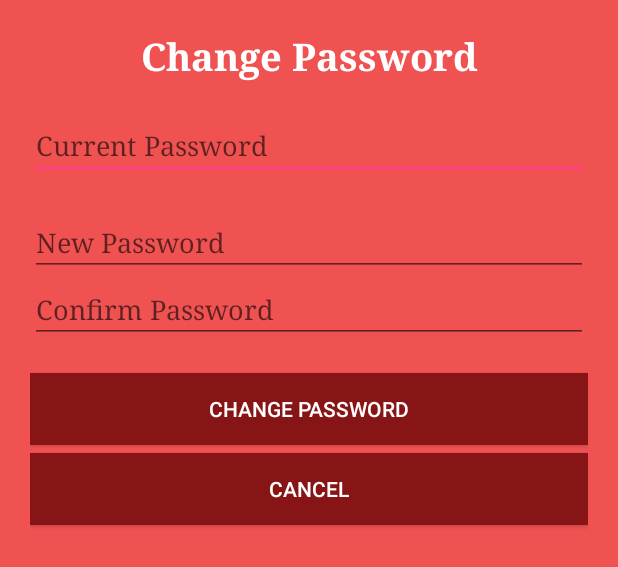
After one commit to danhnguyenviet/LightPumpController, an Android app: the layout activity_change_password.xml on its own in the app's theme, with its tools: preview values and no code run, on a phone screen of 412 x 824 dp. The commit adds this screen. Shown: the top 567 px of the screen. Run offline under Robolectric (Android 15) with nearby library versions, the phone set to English and light mode, and no system bars.

```diff
--- /dev/null
+++ b/IoT/app/src/main/java/com/danh/iot/ChangePasswordActivity.java
@@ -0,0 +1,15 @@
+package com.danh.iot;
+
+import android.os.Bundle;
+import android.support.v7.app.AppCompatActivity;
+
+/**
+ * Created by NPhat on 10/3/2016.
+ */
+public class ChangePasswordActivity extends AppCompatActivity {
+    @Override
+    protected void onCreate(Bundle savedInstanceState) {
+        super.onCreate(savedInstanceState);
+
+    }
+}
--- a/IoT/app/src/main/java/com/danh/iot/MainActivity.java
+++ b/IoT/app/src/main/java/com/danh/iot/MainActivity.java
@@ -4,6 +4,8 @@ import android.content.Intent;
 import android.net.ConnectivityManager;
 import android.support.v7.app.AppCompatActivity;
 import android.os.Bundle;
+import android.view.Menu;
+import android.view.MenuItem;
 import android.view.View;
 import android.widget.TextView;
 import android.widget.Toast;
@@ -58,6 +60,35 @@ public class MainActivity extends AppCompatActivity {
         startActivity(intent);
     }
 
+
+    /**
+     * Create menu on action bar
+     * @param menu
+     * @return
+     */
+    @Override
+    public boolean onCreateOptionsMenu(Menu menu) {
+        getMenuInflater().inflate(R.menu.menu_action_bar,menu);
+        return super.onCreateOptionsMenu(menu);
+    }
+
+
+    /**
+     * Do event when select item on Menu Action Bar
+     * @param item
+     * @return
+     */
+    @Override
+    public boolean onOptionsItemSelected(MenuItem item) {
+        switch (item.getItemId()){
+            case R.menu.menu_action_bar:
+            {
+
+            }
+        }
+        return super.onOptionsItemSelected(item);
+    }
+
     /**
      * Check internet connection
      * @return true if internet was connected, false if internet was not connected
--- /dev/null
+++ b/IoT/app/src/main/res/layout/activity_change_password.xml
@@ -0,0 +1,82 @@
+<?xml version="1.0" encoding="utf-8"?>
+<LinearLayout xmlns:android="http://schemas.android.com/apk/res/android"
+    android:layout_width="match_parent"
+    android:layout_height="match_parent"
+    android:orientation="vertical"
+    android:padding="20dp"
+    android:background="#f05252">
+
+
+    <TextView
+        android:layout_width="match_parent"
+        android:layout_height="wrap_content"
+        android:textAppearance="?android:attr/textAppearanceMedium"
+        android:text="Change Password"
+        android:id="@+id/textView14"
+        android:gravity="center"
+        android:textColor="#ffffff"
+        android:textSize="25dp"
+        android:textStyle="bold"
+        android:typeface="serif" />
+
+    <EditText
+        android:layout_width="match_parent"
+        android:layout_height="wrap_content"
+        android:inputType="textPassword"
+        android:ems="15"
+        android:id="@+id/ed_change_password_old"
+        android:layout_gravity="center_horizontal"
+        android:textColor="#ffffff"
+        android:hint="Current Password"
+        android:typeface="serif"
+        android:layout_marginTop="20dp" />
+
+    <EditText
+        android:layout_width="match_parent"
+        android:layout_height="wrap_content"
+        android:inputType="textPassword"
+        android:ems="15"
+        android:id="@+id/ed_change_password_new"
+        android:layout_gravity="center_horizontal"
+        android:textColor="#ffffff"
+        android:hint="New Password"
+        android:typeface="serif"
+        android:layout_marginTop="20dp" />
+
+    <EditText
+        android:layout_width="match_parent"
+        android:layout_height="wrap_content"
+        android:inputType="textPassword"
+        android:ems="15"
+        android:id="@+id/ed_change_password_renew"
+        android:layout_gravity="center_horizontal"
+        android:textColor="#ffffff"
+        android:hint="Confirm Password"
+        android:typeface="serif" />
+
+    <Button
+        android:layout_width="match_parent"
+        android:layout_height="wrap_content"
+        android:text="Change Password"
+        android:id="@+id/btn_change_password_change"
+        android:layout_marginTop="20dp"
+        android:background="#871515"
+        android:textColor="#ffffff" />
+
+    <Button
+        android:layout_width="match_parent"
+        android:layout_height="wrap_content"
+        android:text="Cancel"
+        android:id="@+id/btn_change_password__cancel"
+        android:background="#871515"
+        android:textColor="#ffffff"
+        android:layout_marginTop="5dp" />
+
+    <LinearLayout
+        android:orientation="horizontal"
+        android:layout_width="match_parent"
+        android:layout_height="wrap_content">
+
+    </LinearLayout>
+
+</LinearLayout>
--- /dev/null
+++ b/IoT/app/src/main/res/menu/menu_action_bar.xml
@@ -0,0 +1,6 @@
+<?xml version="1.0" encoding="utf-8"?>
+<menu xmlns:android="http://schemas.android.com/apk/res/android">
+    <item android:id="@+id/menu_acction_bar_change_password"
+        android:title="@string/action_bar_change_pass"></item>
+
+</menu>
--- a/IoT/app/src/main/res/values/strings.xml
+++ b/IoT/app/src/main/res/values/strings.xml
@@ -1,3 +1,4 @@
 <resources>
     <string name="app_name" fontfamily="">HONEYNET IoT Controller</string>
+    <string name="action_bar_change_pass" >Change password</string>
 </resources>
```
